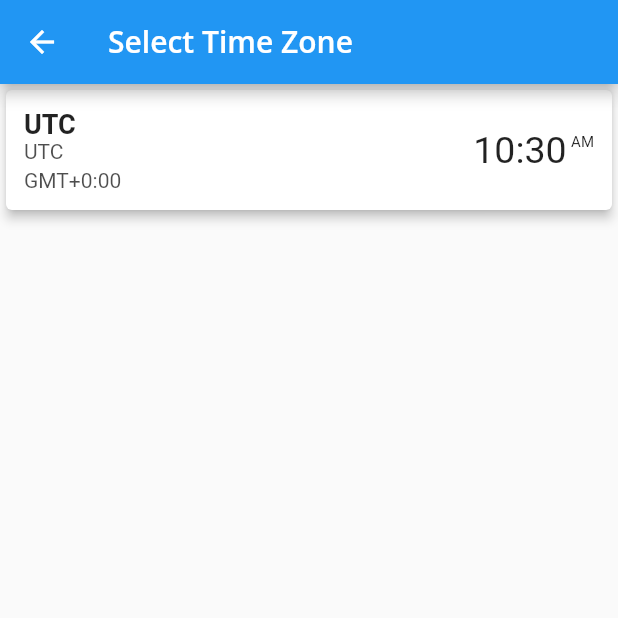
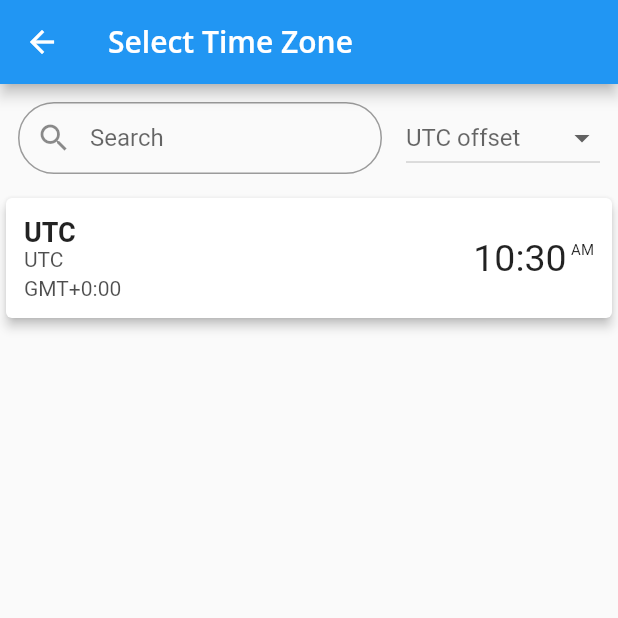
Before and after one commit to MxZhur/timezone-contacts, a Flutter app: the TimezoneSelectScreen screen opened directly with empty values, on a phone screen of 412 x 824 dp, the top half of it. Run offline on Flutter 3.47's test engine with Material 2 defaults, Android fonts, the phone set to English and light mode, and no system bars; our stand-ins replace flutter_form_builder, flutter_native_timezone, flutter_slidable, google_fonts, image_picker, package_info and 3 more; missing offline and left inert: sqlbrite; accounts and stored records are empty.

Commit message:
Improved Timezone Select screen

```diff
--- a/lib/misc/functions.dart
+++ b/lib/misc/functions.dart
@@ -1,6 +1,6 @@
 import 'package:flutter/material.dart';
 
-Color stringToHslColor (String str, {double s = 0.5, double l = 0.5}) {
+Color stringToHslColor(String str, {double s = 0.5, double l = 0.5}) {
   var hash = 0;
 
   for (var rune in str.runes) {
@@ -11,3 +11,24 @@ Color stringToHslColor (String str, {double s = 0.5, double l = 0.5}) {
 
   return HSLColor.fromAHSL(1, h, s, l).toColor();
 }
+
+String locationOffsetToString(int offset) {
+  final timezoneOffset = offset / Duration.millisecondsPerHour;
+
+  final offsetDiffHours = timezoneOffset.abs().floor();
+  final offsetDiffMinutes =
+      ((timezoneOffset.abs() - offsetDiffHours) * 60).floor();
+
+  String sign;
+
+  if (timezoneOffset < 0) {
+    sign = '-';
+  } else {
+    sign = '+';
+  }
+
+  return 'GMT'
+      '$sign${offsetDiffHours.toString()}'
+      ':'
+      '${offsetDiffMinutes.toString().padLeft(2, '0')}';
+}
--- a/lib/ui/screens/timezone_select_screen.dart
+++ b/lib/ui/screens/timezone_select_screen.dart
@@ -1,14 +1,30 @@
 import 'package:flutter/material.dart';
 import 'package:timezone/timezone.dart' as tz;
+import 'package:timezone_contacts/misc/functions.dart';
 import 'package:timezone_contacts/ui/widgets/time_display.dart';
 
-class TimezoneSelectScreen extends StatelessWidget {
+class TimezoneSelectScreen extends StatefulWidget {
   final Function(String value) onSelect;
 
   const TimezoneSelectScreen({
     super.key,
     required this.onSelect,
   });
+
+  @override
+  State<TimezoneSelectScreen> createState() => _TimezoneSelectScreenState();
+}
+
+class _TimezoneSelectScreenState extends State<TimezoneSelectScreen> {
+  int? filterOffset;
+
+  String searchQuery = '';
+  TextEditingController searchController = TextEditingController();
+
+  @override
+  void initState() {
+    super.initState();
+  }
 
   @override
   Widget build(BuildContext context) {
@@ -18,11 +34,81 @@ class TimezoneSelectScreen extends StatelessWidget {
       (a, b) => a.currentTimeZone.offset.compareTo(b.currentTimeZone.offset),
     );
 
+    List<int> allOffsets = locations
+        .map(
+          (e) => e.currentTimeZone.offset,
+        )
+        .toSet()
+        .toList();
+
+    if (filterOffset != null) {
+      locations = locations
+          .where((element) => element.currentTimeZone.offset == filterOffset)
+          .toList();
+    }
+
+    if (searchQuery.trim() != '') {
+      locations = locations.where(
+        (element) {
+          var slashPos = element.name.lastIndexOf('/');
+          String locationGroupName = (slashPos != -1)
+              ? element.name.substring(0, slashPos)
+              : element.name;
+          locationGroupName = locationGroupName.replaceAll('_', ' ');
+
+          String locationName = (slashPos != -1)
+              ? element.name.substring(slashPos + 1)
+              : element.name;
+          locationName = locationName.replaceAll('_', ' ');
+
+          return locationName
+                  .toLowerCase()
+                  .contains(searchQuery.toLowerCase().trim()) ||
+              locationGroupName
+                  .toLowerCase()
+                  .contains(searchQuery.toLowerCase().trim());
+        },
+      ).toList();
+    }
+
     return Scaffold(
       appBar: AppBar(
         title: const Text('Select Time Zone'),
       ),
-      body: StreamBuilder(
+      body: Column(
+        children: [
+          Padding(
+            padding: const EdgeInsets.all(12.0),
+            child: Row(
+              children: [
+                Expanded(
+                  flex: 2,
+                  child: buildSearchField(),
+                ),
+                Expanded(
+                  flex: 1,
+                  child: DropdownButton<int>(
+                    hint: const Text('UTC offset'),
+                    isExpanded: true,
+                    value: filterOffset,
+                    items: allOffsets.map((int value) {
+                      return DropdownMenuItem<int>(
+                        value: value,
+                        child: Text(locationOffsetToString(value)),
+                      );
+                    }).toList(),
+                    onChanged: (int? value) {
+                      setState(() {
+                        filterOffset = value;
+                      });
+                    },
+                  ),
+                ),
+              ],
+            ),
+          ),
+          Expanded(
+            child: StreamBuilder(
               stream: Stream.periodic(const Duration(seconds: 5)),
               builder: (context, snapshot) {
                 return ListView.separated(
@@ -37,6 +123,9 @@ class TimezoneSelectScreen extends StatelessWidget {
                   itemCount: locations.length,
                 );
               },
+            ),
+          ),
+        ],
       ),
     );
   }
@@ -54,29 +143,11 @@ class TimezoneSelectScreen extends StatelessWidget {
         : location.name;
     locationName = locationName.replaceAll('_', ' ');
 
-    final timezoneOffset =
-        location.currentTimeZone.offset / Duration.millisecondsPerHour;
-
-    final offsetDiffHours = timezoneOffset.abs().floor();
-    final offsetDiffMinutes =
-        ((timezoneOffset.abs() - offsetDiffHours) * 60).floor();
-
-    String sign;
-
-    if (timezoneOffset < 0) {
-      sign = '-';
-    } else {
-      sign = '+';
-    }
-
-    final offsetText = 'GMT'
-        '$sign${offsetDiffHours.toString()}'
-        ':'
-        '${offsetDiffMinutes.toString().padLeft(2, '0')}';
+    final offsetText = locationOffsetToString(location.currentTimeZone.offset);
 
     return GestureDetector(
       onTap: () {
-        onSelect(location.name);
+        widget.onSelect(location.name);
 
         if (Navigator.canPop(context)) {
           Navigator.pop(context);
@@ -126,4 +197,39 @@ class TimezoneSelectScreen extends StatelessWidget {
       ),
     );
   }
+
+  Widget buildSearchField() {
+    return Padding(
+      padding: const EdgeInsets.only(right: 16.0),
+      child: Row(
+        children: [
+          Expanded(
+            child: TextField(
+              controller: searchController,
+              onSubmitted: (value) {
+                setState(() {
+                  searchQuery = value;
+                });
+                searchController.text = value;
+              },
+              textInputAction: TextInputAction.search,
+              decoration: InputDecoration(
+                prefixIcon: const Icon(Icons.search),
+                hintText: 'Search',
+                border: OutlineInputBorder(
+                  borderRadius: BorderRadius.circular(50),
+                ),
+                contentPadding: const EdgeInsets.only(
+                  top: 0.0,
+                  bottom: 0.0,
+                  left: 10.0,
+                  right: 5.0,
+                ),
+              ),
+            ),
+          ),
+        ],
+      ),
+    );
   }
+}
```
Lines whose indentation alone changed are shown as unchanged.
